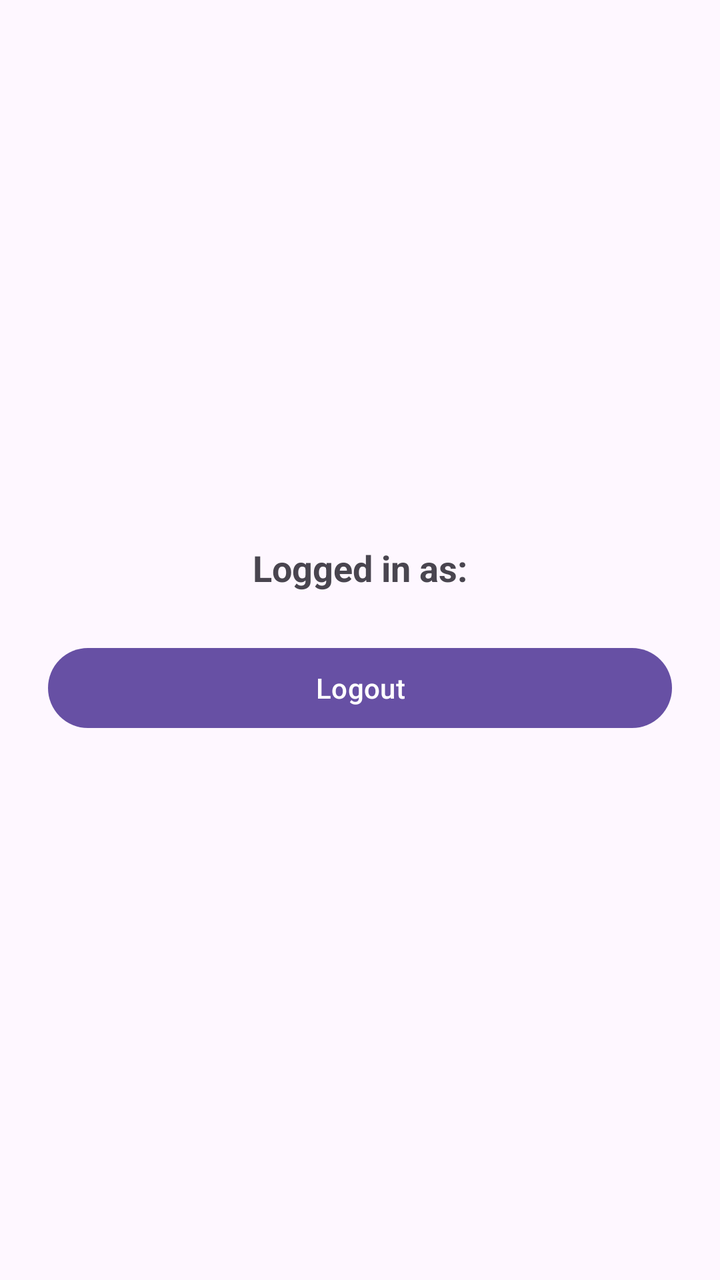
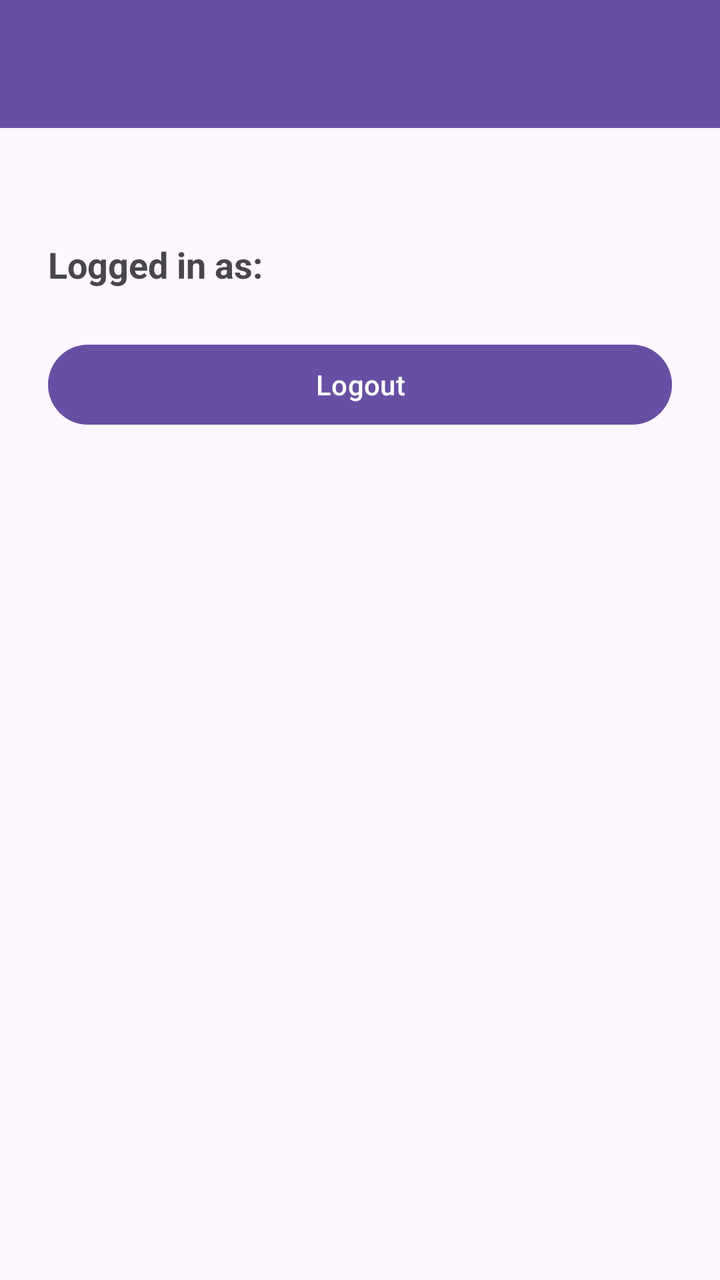

Before-and-after screenshots of an Android layout around one commit, followed by the original layout XML and the change that was made.
<!-- AndroidManifest.xml: application theme Theme.AnimeTracker -->
<!-- res/layout/activity_profile.xml -->
<?xml version="1.0" encoding="utf-8"?>
<LinearLayout xmlns:android="http://schemas.android.com/apk/res/android"
    android:orientation="vertical"
    android:gravity="center"
    android:padding="24dp"
    android:layout_width="match_parent"
    android:layout_height="match_parent">

    <TextView
        android:id="@+id/emailText"
        android:textSize="18sp"
        android:textStyle="bold"
        android:text="Logged in as:"
        android:layout_marginBottom="24dp"
        android:layout_width="wrap_content"
        android:layout_height="wrap_content"/>

    <Button
        android:id="@+id/logoutButton"
        android:text="Logout"
        android:layout_width="match_parent"
        android:layout_height="wrap_content"/>
</LinearLayout>
<!-- resources referenced by this layout -->
<resources>
  <style name="Theme.AnimeTracker" parent="Base.Theme.AnimeTracker" />
  <style name="Base.Theme.AnimeTracker" parent="Theme.Material3.DayNight.NoActionBar">
          
          
      </style>
</resources>

<!-- the commit's change to res/layout/activity_profile.xml (unified diff, before → after) -->
@@ -1,23 +1,44 @@
 <?xml version="1.0" encoding="utf-8"?>
-<LinearLayout xmlns:android="http://schemas.android.com/apk/res/android"
+<LinearLayout
+    xmlns:android="http://schemas.android.com/apk/res/android"
     android:orientation="vertical"
-    android:gravity="center"
-    android:padding="24dp"
     android:layout_width="match_parent"
     android:layout_height="match_parent">
 
-    <TextView
-        android:id="@+id/emailText"
-        android:textSize="18sp"
-        android:textStyle="bold"
-        android:text="Logged in as:"
-        android:layout_marginBottom="24dp"
-        android:layout_width="wrap_content"
-        android:layout_height="wrap_content"/>
+    <com.google.android.material.appbar.MaterialToolbar
+        android:id="@+id/profileToolbar"
+        android:layout_width="match_parent"
+        android:layout_height="?attr/actionBarSize"
+        android:background="?attr/colorPrimary"
+        android:title="Your Profile"
+        android:titleTextColor="@android:color/white" />
 
-    <Button
-        android:id="@+id/logoutButton"
-        android:text="Logout"
+    <ScrollView
         android:layout_width="match_parent"
-        android:layout_height="wrap_content"/>
+        android:layout_height="match_parent"
+        android:fillViewport="true">
+
+        <LinearLayout
+            android:orientation="vertical"
+            android:padding="24dp"
+            android:layout_width="match_parent"
+            android:layout_height="wrap_content">
+
+            <TextView
+                android:id="@+id/emailText"
+                android:textSize="18sp"
+                android:textStyle="bold"
+                android:text="Logged in as:"
+                android:layout_marginTop="32dp"
+                android:layout_width="wrap_content"
+                android:layout_height="wrap_content" />
+
+            <Button
+                android:id="@+id/logoutButton"
+                android:text="Logout"
+                android:layout_marginTop="24dp"
+                android:layout_width="match_parent"
+                android:layout_height="wrap_content" />
+        </LinearLayout>
+    </ScrollView>
 </LinearLayout>
